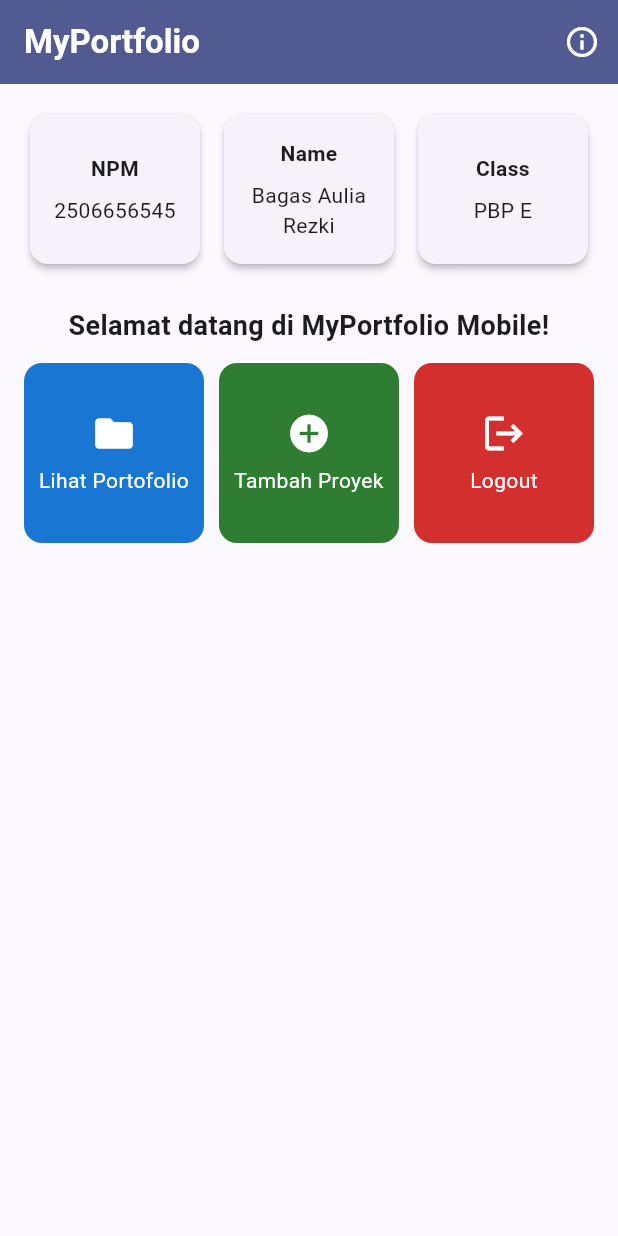
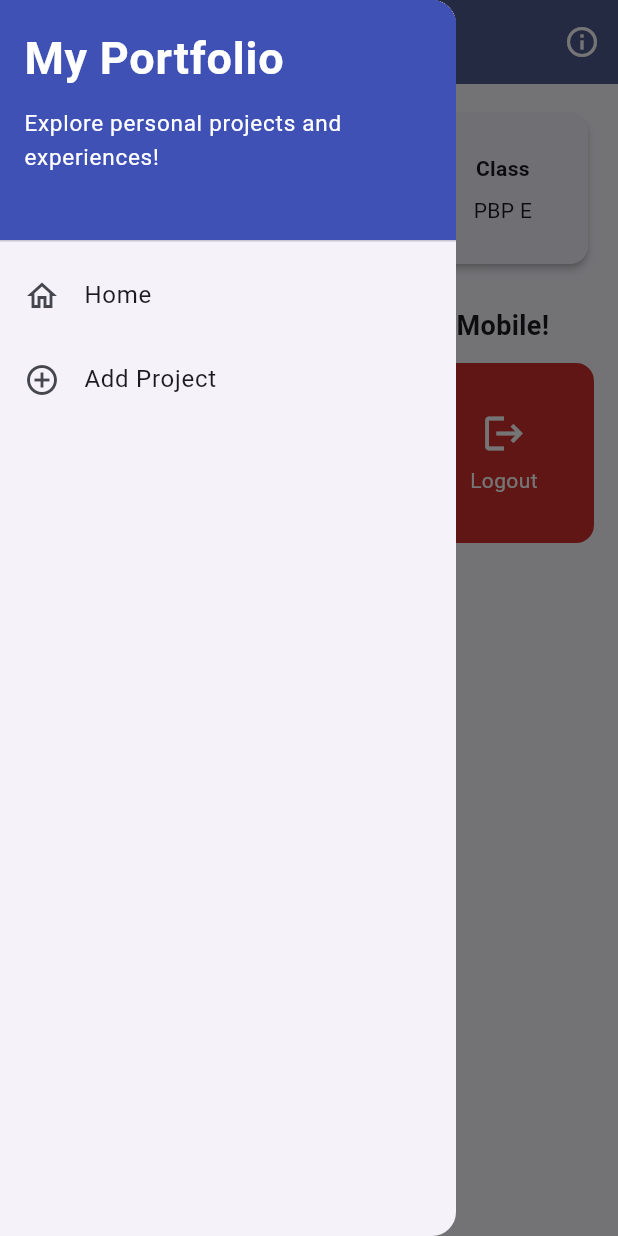
Before and after one commit to fossyy/myportofolio_mobile, a Flutter app: the screen it shows after launch, with the side drawer open (before the commit the screen has no drawer), on a phone screen of 412 x 824 dp. Run offline on Flutter 3.47's test engine with Material 3 defaults, Android fonts, the phone set to English and light mode, and no system bars; our stand-ins replace material_ui.

Commit message:
Tutorial 09: Navigation stuff

```diff
--- a/lib/about_page.dart
+++ b/lib/about_page.dart
@@ -1,4 +1,4 @@
-import 'package:flutter/material.dart';
+import 'package:material_ui/material_ui.dart';
 
 class AboutPage extends StatelessWidget {
   const AboutPage({super.key});
--- a/lib/main.dart
+++ b/lib/main.dart
@@ -1,5 +1,5 @@
-import 'package:flutter/material.dart';
-import 'package:myportofolio_mobile/menu.dart';
+import 'package:material_ui/material_ui.dart';
+import 'package:myportofolio_mobile/screens/menu.dart';
 
 void main() {
   runApp(const MyApp());
--- a/lib/menu.dart
+++ b/lib/screens/menu.dart
@@ -1,5 +1,7 @@
-import 'package:flutter/material.dart';
+import 'package:material_ui/material_ui.dart';
 import 'package:myportofolio_mobile/about_page.dart';
+import 'package:myportofolio_mobile/widgets/left_drawer.dart';
+import 'package:myportofolio_mobile/widgets/project_card.dart';
 
 class MyHomePage extends StatelessWidget {
   MyHomePage({super.key});
@@ -36,6 +38,7 @@ class MyHomePage extends StatelessWidget {
           ),
         ],
       ),
+      drawer: const LeftDrawer(),
       body: SafeArea(
         child: SingleChildScrollView(
           padding: const EdgeInsets.all(16.0),
@@ -132,46 +135,3 @@ class ItemHomepage {
 
   ItemHomepage(this.name, this.icon, this.color);
 }
-
-class ItemCard extends StatelessWidget {
-  final ItemHomepage item;
-
-  const ItemCard(this.item, {super.key});
-
-  @override
-  Widget build(BuildContext context) {
-    return Material(
-      color: item.color,
-      borderRadius: BorderRadius.circular(12),
-      clipBehavior: Clip.antiAlias,
-      child: InkWell(
-        onTap: () {
-          ScaffoldMessenger.of(context)
-            ..hideCurrentSnackBar()
-            ..showSnackBar(
-              SnackBar(
-                content: Text("Kamu telah menekan tombol ${item.name}!"),
-              ),
-            );
-        },
-        child: Padding(
-          padding: const EdgeInsets.all(8.0),
-          child: Center(
-            child: Column(
-              mainAxisAlignment: MainAxisAlignment.center,
-              children: [
-                Icon(item.icon, color: Colors.white, size: 30.0),
-                const SizedBox(height: 6.0),
-                Text(
-                  item.name,
-                  textAlign: TextAlign.center,
-                  style: const TextStyle(color: Colors.white),
-                ),
-              ],
-            ),
-          ),
-        ),
-      ),
-    );
-  }
-}
--- /dev/null
+++ b/lib/widgets/left_drawer.dart
@@ -0,0 +1,62 @@
+import 'package:material_ui/material_ui.dart';
+import 'package:myportofolio_mobile/screens/menu.dart';
+import 'package:myportofolio_mobile/screens/project_form.dart';
+
+class LeftDrawer extends StatelessWidget {
+  const LeftDrawer({super.key});
+
+  @override
+  Widget build(BuildContext context) {
+    return Drawer(
+      child: ListView(
+        children: [
+          const DrawerHeader(
+            decoration: BoxDecoration(color: Colors.indigo),
+            child: SingleChildScrollView(
+              child: Column(
+                crossAxisAlignment: CrossAxisAlignment.start,
+                children: [
+                  Text(
+                    'My Portfolio',
+                    style: TextStyle(
+                      fontSize: 30,
+                      fontWeight: FontWeight.bold,
+                      color: Colors.white,
+                    ),
+                  ),
+                  SizedBox(height: 10),
+                  Text(
+                    'Explore personal projects and experiences!',
+                    style: TextStyle(fontSize: 15, color: Colors.white),
+                  ),
+                ],
+              ),
+            ),
+          ),
+          ListTile(
+            leading: const Icon(Icons.home_outlined),
+            title: const Text('Home'),
+            onTap: () {
+              Navigator.pushReplacement(
+                context,
+                MaterialPageRoute(builder: (context) => MyHomePage()),
+              );
+            },
+          ),
+          ListTile(
+            leading: const Icon(Icons.add_circle_outline),
+            title: const Text('Add Project'),
+            onTap: () {
+              Navigator.pushReplacement(
+                context,
+                MaterialPageRoute(
+                  builder: (context) => const ProjectFormPage(),
+                ),
+              );
+            },
+          ),
+        ],
+      ),
+    );
+  }
+}
--- /dev/null
+++ b/lib/widgets/project_card.dart
@@ -0,0 +1,53 @@
+import 'package:material_ui/material_ui.dart';
+import 'package:myportofolio_mobile/screens/menu.dart';
+import 'package:myportofolio_mobile/screens/project_form.dart';
+
+class ItemCard extends StatelessWidget {
+  final ItemHomepage item;
+
+  const ItemCard(this.item, {super.key});
+
+  @override
+  Widget build(BuildContext context) {
+    return Material(
+      color: item.color,
+      borderRadius: BorderRadius.circular(12),
+      clipBehavior: Clip.antiAlias,
+      child: InkWell(
+        onTap: () {
+          ScaffoldMessenger.of(context)
+            ..hideCurrentSnackBar()
+            ..showSnackBar(
+              SnackBar(
+                content: Text("Kamu telah menekan tombol ${item.name}!"),
+              ),
+            );
+
+          if (item.name == "Tambah Proyek") {
+            Navigator.push(
+              context,
+              MaterialPageRoute(builder: (context) => const ProjectFormPage()),
+            );
+          }
+        },
+        child: Padding(
+          padding: const EdgeInsets.all(8.0),
+          child: Center(
+            child: Column(
+              mainAxisAlignment: MainAxisAlignment.center,
+              children: [
+                Icon(item.icon, color: Colors.white, size: 30.0),
+                const SizedBox(height: 6.0),
+                Text(
+                  item.name,
+                  textAlign: TextAlign.center,
+                  style: const TextStyle(color: Colors.white),
+                ),
+              ],
+            ),
+          ),
+        ),
+      ),
+    );
+  }
+}
--- a/pubspec.yaml
+++ b/pubspec.yaml
@@ -34,6 +34,7 @@ dependencies:
   # The following adds the Cupertino Icons font to your application.
   # Use with the CupertinoIcons class for iOS style icons.
   cupertino_icons: ^1.0.8
+  material_ui: ^1.11.1
 
 dev_dependencies:
   flutter_test:
```
Also changed, not shown: lib/screens/project_form.dart (added, +220 -0 lines), pubspec.lock, 1 other file.
